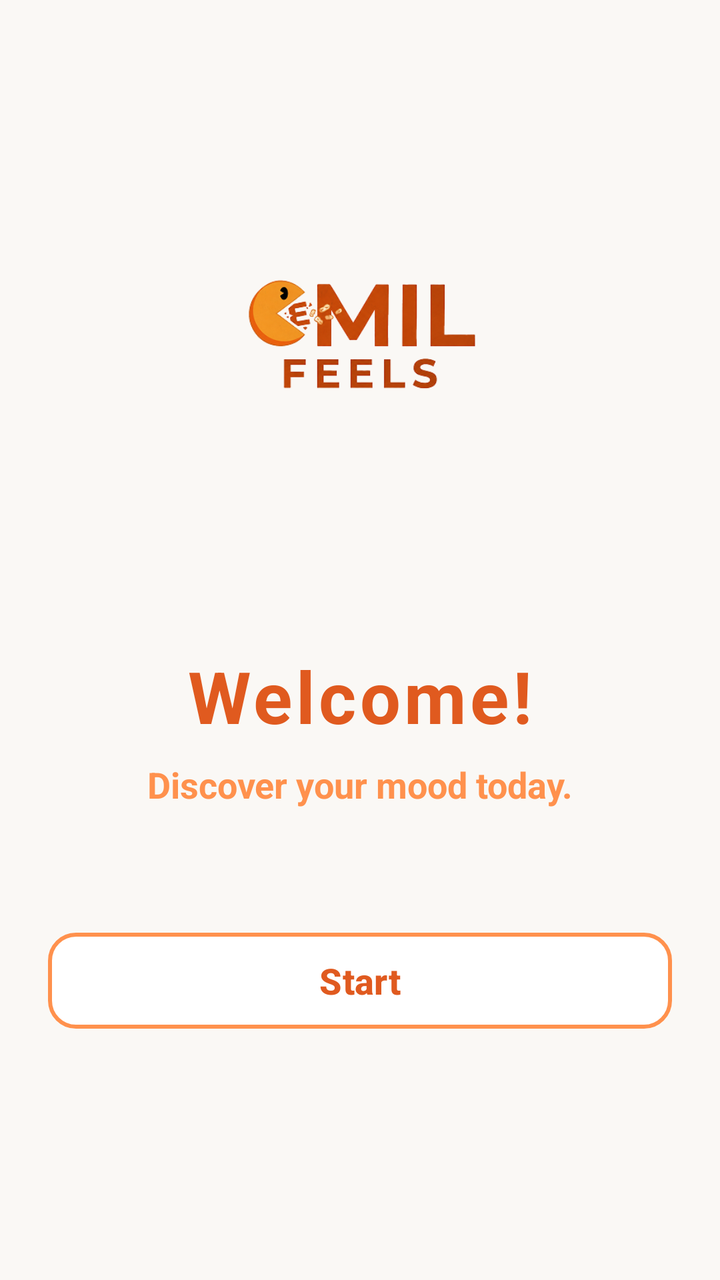
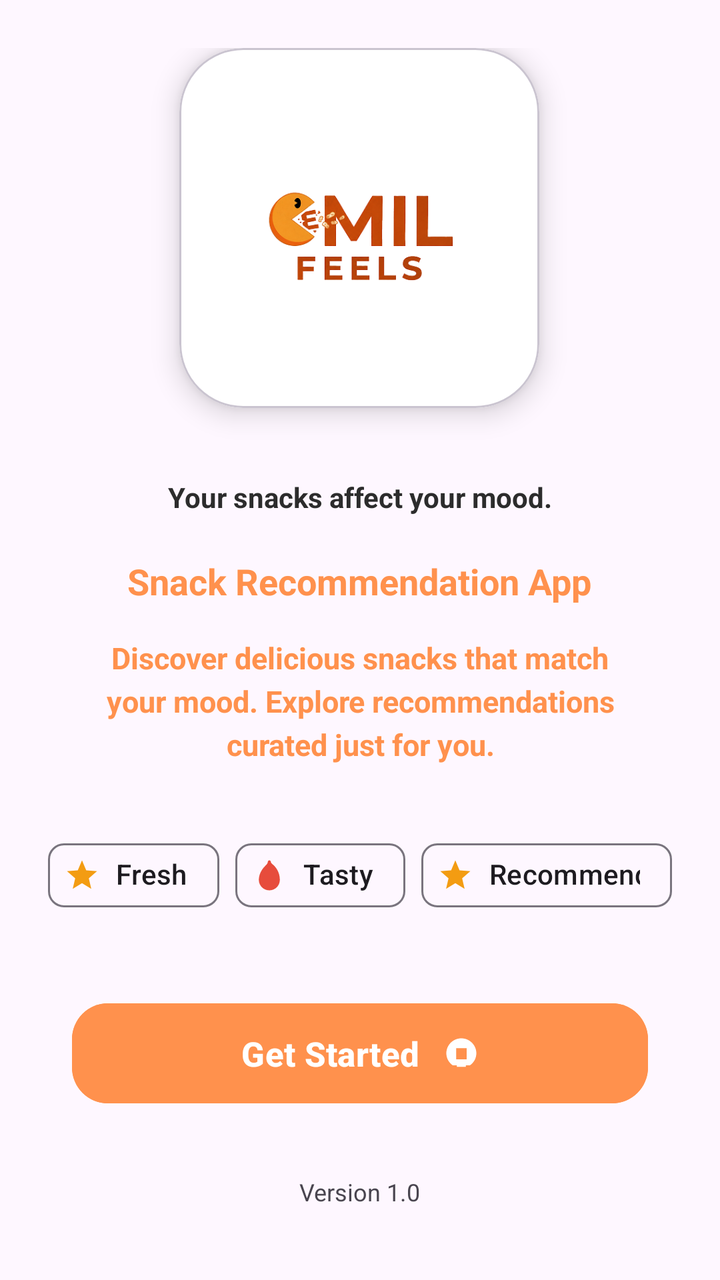

The first picture is an Android layout as it rendered before a commit; the second is the same layout after the commit. The layout source and the unified diff follow.
<!-- AndroidManifest.xml: application theme Theme.Cemil_feels -->
<!-- res/layout/activity_welcome.xml -->
<?xml version="1.0" encoding="utf-8"?>
<androidx.constraintlayout.widget.ConstraintLayout xmlns:android="http://schemas.android.com/apk/res/android"
    xmlns:app="http://schemas.android.com/apk/res-auto"
    android:layout_width="match_parent"
    android:layout_height="match_parent"
    android:background="@color/colorBackground"
    android:padding="24dp">

    
    <LinearLayout
        android:id="@+id/layout_logo"
        android:layout_width="match_parent"
        android:layout_height="wrap_content"
        android:orientation="vertical"
        android:gravity="center"
        app:layout_constraintBottom_toTopOf="@id/layout_titles"
        app:layout_constraintTop_toTopOf="parent"
        app:layout_constraintVertical_chainStyle="spread">

        <ImageView
            android:layout_width="160dp"
            android:layout_height="160dp"
            android:src="@drawable/logo_cemil_feels"
            android:scaleType="fitCenter" />
    </LinearLayout>

    
    <LinearLayout
        android:id="@+id/layout_titles"
        android:layout_width="match_parent"
        android:layout_height="wrap_content"
        android:orientation="vertical"
        android:gravity="center"
        android:layout_marginTop="24dp"
        app:layout_constraintBottom_toTopOf="@id/btn_start"
        app:layout_constraintTop_toBottomOf="@id/layout_logo">

        <TextView
            android:layout_width="wrap_content"
            android:layout_height="wrap_content"
            android:text="Welcome!"
            android:textColor="@color/colorPrimaryDark"
            android:textSize="36sp"
            android:textStyle="bold"
            android:letterSpacing="0.05" />

        <TextView
            android:layout_width="wrap_content"
            android:layout_height="wrap_content"
            android:layout_marginTop="8dp"
            android:text="Discover your mood today."
            android:textColor="@color/colorPrimary"
            android:textSize="18sp"
            android:textStyle="bold" />
    </LinearLayout>

    
    <com.google.android.material.button.MaterialButton
        android:id="@+id/btn_start"
        android:layout_width="match_parent"
        android:layout_height="56dp"
        android:backgroundTint="@color/white"
        android:text="Start"
        android:textColor="@color/colorPrimaryDark"
        android:textSize="18sp"
        android:textStyle="bold"
        app:cornerRadius="14dp"
        app:strokeColor="@color/colorPrimary"
        app:strokeWidth="2dp"
        app:layout_constraintBottom_toBottomOf="parent"
        app:layout_constraintTop_toBottomOf="@id/layout_titles"
        android:layout_marginBottom="40dp" />

</androidx.constraintlayout.widget.ConstraintLayout>
<!-- resources referenced by this layout -->
<resources>
  <color name="colorBackground">#FAF8F5</color>
  <color name="colorPrimary">#FF914D</color>
  <color name="colorPrimaryDark">#E05A1F</color>
  <color name="white">#FFFFFFFF</color>
  <!-- drawable logo_cemil_feels: png bitmap (drawable, 40703 bytes) -->
  <style name="Theme.Cemil_feels" parent="Base.Theme.Cemil_feels" />
  <style name="Base.Theme.Cemil_feels" parent="Theme.Material3.DayNight.NoActionBar">
          
          
      </style>
</resources>

<!-- the commit's change to res/layout/activity_welcome.xml (unified diff, before → after) -->
@@ -1,74 +1,160 @@
 <?xml version="1.0" encoding="utf-8"?>
-<androidx.constraintlayout.widget.ConstraintLayout xmlns:android="http://schemas.android.com/apk/res/android"
+<androidx.constraintlayout.widget.ConstraintLayout
+    xmlns:android="http://schemas.android.com/apk/res/android"
     xmlns:app="http://schemas.android.com/apk/res-auto"
+    xmlns:tools="http://schemas.android.com/tools"
     android:layout_width="match_parent"
     android:layout_height="match_parent"
-    android:background="@color/colorBackground"
+    android:background="@drawable/bg_welcome"
     android:padding="24dp">
 
     
-    <LinearLayout
-        android:id="@+id/layout_logo"
-        android:layout_width="match_parent"
-        android:layout_height="wrap_content"
-        android:orientation="vertical"
-        android:gravity="center"
-        app:layout_constraintBottom_toTopOf="@id/layout_titles"
+
+    
+
+    
+    <com.google.android.material.card.MaterialCardView
+        android:id="@+id/cardLogo"
+        android:layout_width="180dp"
+        android:layout_height="180dp"
+        app:cardBackgroundColor="@color/surfaceColor"
+        app:cardCornerRadius="32dp"
+        app:cardElevation="8dp"
+        app:layout_constraintBottom_toBottomOf="parent"
+        app:layout_constraintEnd_toEndOf="parent"
+        app:layout_constraintHorizontal_bias="0.497"
+        app:layout_constraintStart_toStartOf="parent"
         app:layout_constraintTop_toTopOf="parent"
-        app:layout_constraintVertical_chainStyle="spread">
+        app:layout_constraintVertical_bias="0.0">
 
         <ImageView
-            android:layout_width="160dp"
-            android:layout_height="160dp"
-            android:src="@drawable/logo_cemil_feels"
-            android:scaleType="fitCenter" />
-    </LinearLayout>
+            android:layout_width="130dp"
+            android:layout_height="130dp"
+            android:layout_gravity="center"
+            android:scaleType="fitCenter"
+            android:src="@drawable/logo_cemil_feels" />
+
+    </com.google.android.material.card.MaterialCardView>
+
+    
+
+    
+    <TextView
+        android:id="@+id/txtSubtitle"
+        android:layout_width="wrap_content"
+        android:layout_height="wrap_content"
+        android:text="Snack Recommendation App"
+        android:textColor="@color/colorPrimary"
+        android:textSize="18sp"
+        android:textStyle="bold"
+        app:layout_constraintBottom_toBottomOf="parent"
+        app:layout_constraintEnd_toEndOf="parent"
+        app:layout_constraintHorizontal_bias="0.496"
+        app:layout_constraintStart_toStartOf="parent"
+        app:layout_constraintTop_toBottomOf="@+id/textView"
+        app:layout_constraintVertical_bias="0.061" />
+
+    <TextView
+        android:id="@+id/txtDescription"
+        android:layout_width="0dp"
+        android:layout_height="wrap_content"
+        android:layout_marginHorizontal="24dp"
+        android:layout_marginTop="16dp"
+        android:gravity="center"
+        android:lineSpacingExtra="4dp"
+        android:text="Discover delicious snacks that match your mood. Explore recommendations curated just for you."
+        android:textColor="@color/colorPrimary"
+        android:textSize="15sp"
+        android:textStyle="bold"
+        app:layout_constraintEnd_toEndOf="parent"
+        app:layout_constraintHorizontal_bias="0.25"
+        app:layout_constraintStart_toStartOf="parent"
+        app:layout_constraintTop_toBottomOf="@id/txtSubtitle" />
 
     
     <LinearLayout
-        android:id="@+id/layout_titles"
-        android:layout_width="match_parent"
+        android:id="@+id/layoutFeature"
+        android:layout_width="wrap_content"
         android:layout_height="wrap_content"
-        android:orientation="vertical"
-        android:gravity="center"
-        android:layout_marginTop="24dp"
-        app:layout_constraintBottom_toTopOf="@id/btn_start"
-        app:layout_constraintTop_toBottomOf="@id/layout_logo">
+        android:layout_marginTop="20dp"
+        android:orientation="horizontal"
+        app:layout_constraintBottom_toBottomOf="parent"
+        app:layout_constraintEnd_toEndOf="parent"
+        app:layout_constraintHorizontal_bias="0.485"
+        app:layout_constraintStart_toStartOf="parent"
+        app:layout_constraintTop_toBottomOf="@id/txtDescription"
+        app:layout_constraintVertical_bias="0.068">
 
-        <TextView
+        <com.google.android.material.chip.Chip
             android:layout_width="wrap_content"
             android:layout_height="wrap_content"
-            android:text="Welcome!"
-            android:textColor="@color/colorPrimaryDark"
-            android:textSize="36sp"
-            android:textStyle="bold"
-            android:letterSpacing="0.05" />
+            android:text="Fresh"
+            app:chipIcon="@drawable/ic_star"
+            app:chipIconVisible="true" />
 
-        <TextView
+        <com.google.android.material.chip.Chip
             android:layout_width="wrap_content"
             android:layout_height="wrap_content"
-            android:layout_marginTop="8dp"
-            android:text="Discover your mood today."
-            android:textColor="@color/colorPrimary"
-            android:textSize="18sp"
-            android:textStyle="bold" />
+            android:layout_marginStart="8dp"
+            android:text="Tasty"
+            app:chipIcon="@drawable/ic_chili"
+            app:chipIconVisible="true" />
+
+        <com.google.android.material.chip.Chip
+            android:layout_width="wrap_content"
+            android:layout_height="wrap_content"
+            android:layout_marginStart="8dp"
+            android:text="Recommended"
+            app:chipIcon="@drawable/ic_star"
+            app:chipIconVisible="true" />
+
     </LinearLayout>
 
-    
     <com.google.android.material.button.MaterialButton
         android:id="@+id/btn_start"
-        android:layout_width="match_parent"
-        android:layout_height="56dp"
-        android:backgroundTint="@color/white"
-        android:text="Start"
-        android:textColor="@color/colorPrimaryDark"
-        android:textSize="18sp"
+        android:layout_width="0dp"
+        android:layout_height="58dp"
+        android:layout_marginHorizontal="12dp"
+        android:layout_marginBottom="32dp"
+        android:text="Get Started"
+        android:textAllCaps="false"
+        android:textColor="@android:color/white"
+        android:textSize="17sp"
         android:textStyle="bold"
-        app:cornerRadius="14dp"
-        app:strokeColor="@color/colorPrimary"
-        app:strokeWidth="2dp"
+        android:backgroundTint="@color/colorPrimary"
+        app:cornerRadius="18dp"
+        app:icon="@drawable/ic_pointer"
+        app:iconGravity="textEnd"
+        app:iconPadding="12dp"
+        app:layout_constraintBottom_toTopOf="@id/txtVersion"
+        app:layout_constraintStart_toStartOf="parent"
+        app:layout_constraintEnd_toEndOf="parent"/>
+
+    
+    <TextView
+        android:id="@+id/txtVersion"
+        android:layout_width="wrap_content"
+        android:layout_height="wrap_content"
+        android:text="Version 1.0"
+        android:textSize="12sp"
         app:layout_constraintBottom_toBottomOf="parent"
-        app:layout_constraintTop_toBottomOf="@id/layout_titles"
-        android:layout_marginBottom="40dp" />
+        app:layout_constraintStart_toStartOf="parent"
+        app:layout_constraintEnd_toEndOf="parent"
+        android:layout_marginBottom="12dp"/>
+
+    <TextView
+        android:id="@+id/textView"
+        android:layout_width="wrap_content"
+        android:layout_height="wrap_content"
+        android:layout_margin="35dp"
+        android:text="Your snacks affect your mood."
+        android:textColor="#2C2C2C"
+        android:textStyle="bold"
+        app:layout_constraintBottom_toBottomOf="parent"
+        app:layout_constraintEnd_toEndOf="parent"
+        app:layout_constraintStart_toStartOf="parent"
+        app:layout_constraintTop_toBottomOf="@+id/cardLogo"
+        app:layout_constraintVertical_bias="0.0" />
+
 
 </androidx.constraintlayout.widget.ConstraintLayout>
<!-- resource entries referenced after the edit -->
@@ -1,9 +1,38 @@
 <!-- resources referenced by this layout -->
 <resources>
-  <color name="colorBackground">#FAF8F5</color>
   <color name="colorPrimary">#FF914D</color>
-  <color name="colorPrimaryDark">#E05A1F</color>
-  <color name="white">#FFFFFFFF</color>
+  <color name="surfaceColor">#FFFFFF</color>
+  <!-- drawable ic_chili (drawable) -->
+  <vector xmlns:android="http://schemas.android.com/apk/res/android"
+      android:width="24dp"
+      android:height="24dp"
+      android:viewportWidth="24"
+      android:viewportHeight="24">
+    
+    <path
+        android:fillColor="#FFE74C3C"
+        android:pathData="M12,2C11.5,2 11,2.5 11,3c0,1 -1,2 -2,3C6.8,8.2 5,11.5 5,15c0,3.9 3.1,7 7,7s7,-3.1 7,-7c0,-5 -2.5,-8.5 -5,-10.5C13.5,4.1 13,3.5 13,3c0,-0.5 -0.5,-1 -1,-1z"/>
+  </vector>
+  <!-- drawable ic_pointer (drawable) -->
+  <vector xmlns:android="http://schemas.android.com/apk/res/android"
+      android:width="24dp"
+      android:height="24dp"
+      android:viewportWidth="24"
+      android:viewportHeight="24">
+    <path
+        android:fillColor="#FFFFFFFF"
+        android:pathData="M9,21h6v-2H9v2zm3,-19C6.48,2 2,6.48 2,12c0,3.31 1.69,6.21 4.28,8h11.44c2.59,-1.79 4.28,-4.69 4.28,-8 0,-5.52 -4.48,-10 -10,-10zm3.5,14H8.5V8.5h7V16z"/>
+  </vector>
+  <!-- drawable ic_star (drawable) -->
+  <vector xmlns:android="http://schemas.android.com/apk/res/android"
+      android:width="24dp"
+      android:height="24dp"
+      android:viewportWidth="24"
+      android:viewportHeight="24">
+    <path
+        android:fillColor="#FFF39C12"
+        android:pathData="M12,17.27L18.18,21l-1.64,-7.03L22,9.24l-7.19,-0.61L12,2 9.19,8.63 2,9.24l5.46,4.73L5.82,21z"/>
+  </vector>
   <!-- drawable logo_cemil_feels: png bitmap (drawable, 40703 bytes) -->
   <style name="Theme.Cemil_feels" parent="Base.Theme.Cemil_feels" />
   <style name="Base.Theme.Cemil_feels" parent="Theme.Material3.DayNight.NoActionBar">
